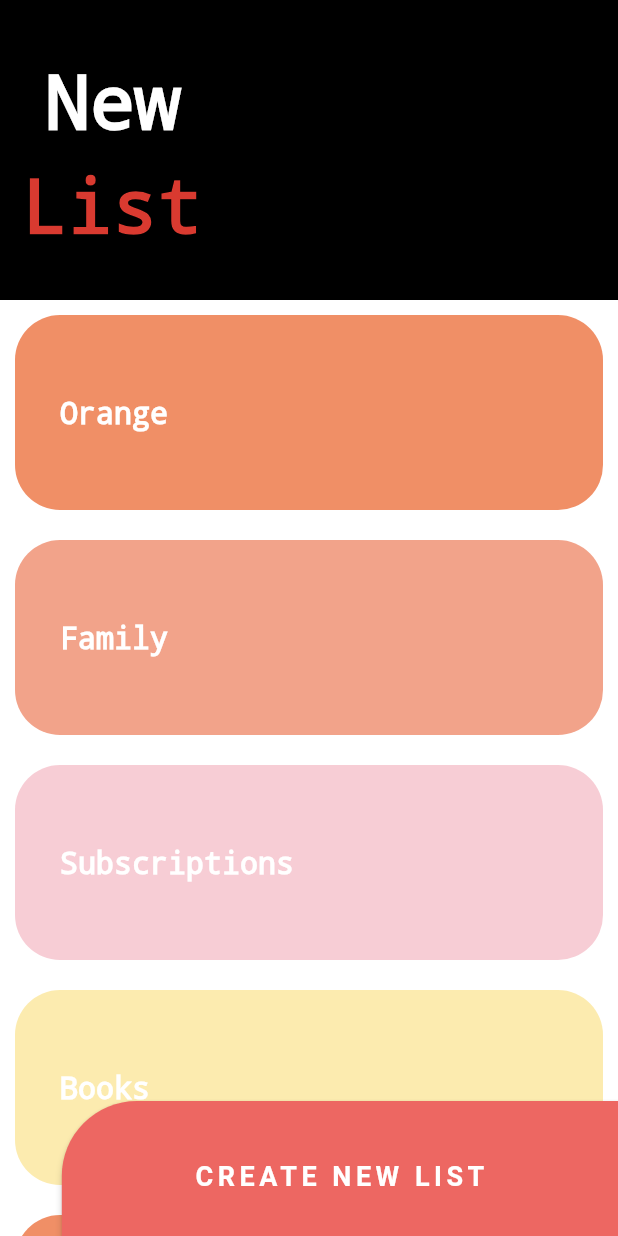
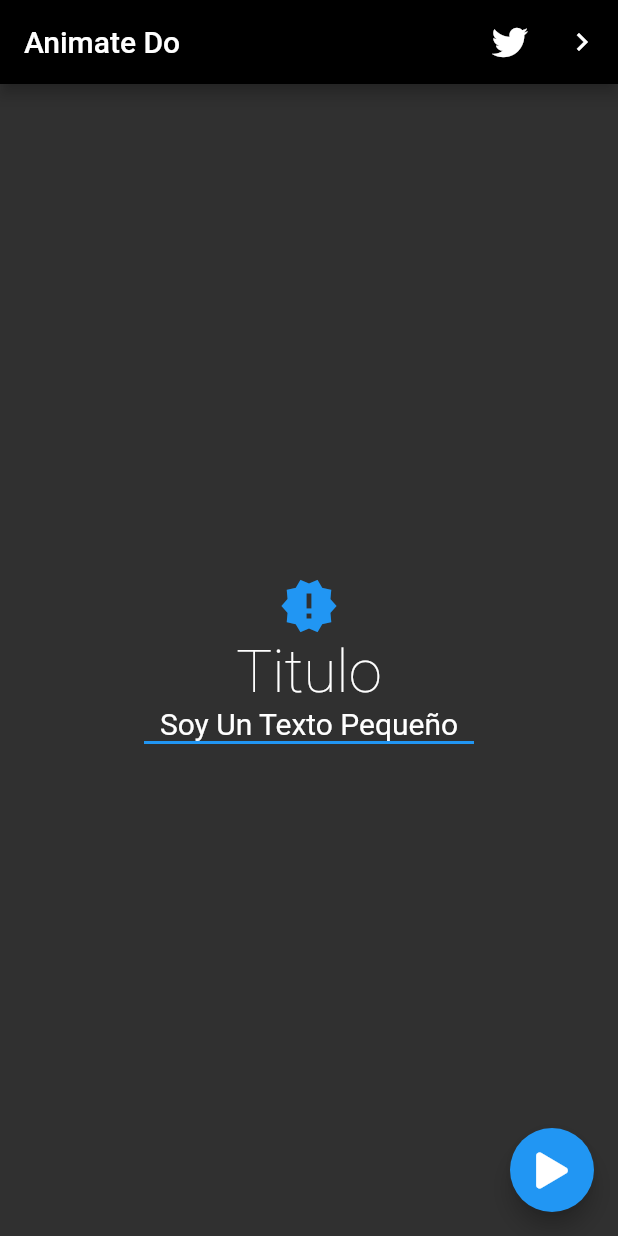
Before and after one commit to DanielFernandoYepezVelez/02-Proyecto-Movil-Flutter-Intermedio-Animaciones, a Flutter app: the screen it shows after launch, on a phone screen of 412 x 824 dp. Run offline on Flutter 3.47's test engine with Material 2 defaults, Android fonts, the phone set to English and light mode, and no system bars; our stand-ins replace animate_do, flutter_svg, font_awesome_flutter.

Commit message:
Iniciando Las Pantallas De Animate Do

```diff
--- a/lib/main.dart
+++ b/lib/main.dart
@@ -37,7 +37,7 @@ class MyApp extends StatelessWidget {
     return MaterialApp(
       debugShowCheckedModeBanner: false,
       title: 'Animaciones App',
-      initialRoute: 'sliverList',
+      initialRoute: 'animatedDoUno',
       routes: appRoutes,
       theme: tema,
     );
--- a/lib/routes/routes.dart
+++ b/lib/routes/routes.dart
@@ -12,5 +12,6 @@ final Map<String, Widget Function(BuildContext)> appRoutes = {
   'slideRefactor': (_) => SlideShowRefactorScreen(),
   'pinterest': (_) => PinterestScreen(),
   'emergency': (_) => EmergencyScreen(),
-  'sliverList': (_) => SliverListScreen()
+  'sliverList': (_) => SliverListScreen(),
+  'animatedDoUno': (_) => AnimatedDoUnoScreen(),
 };
--- /dev/null
+++ b/lib/screens/animated_do_uno_screen.dart
@@ -0,0 +1,46 @@
+import 'package:flutter/material.dart';
+import 'package:font_awesome_flutter/font_awesome_flutter.dart';
+
+class AnimatedDoUnoScreen extends StatelessWidget {
+  const AnimatedDoUnoScreen({Key? key}) : super(key: key);
+
+  @override
+  Widget build(BuildContext context) {
+    return Scaffold(
+      appBar: AppBar(
+        title: Text('Animate Do'),
+        actions: [
+          IconButton(
+            icon: FaIcon(FontAwesomeIcons.twitter),
+            onPressed: () {},
+          ),
+          IconButton(
+            icon: Icon(Icons.navigate_next),
+            onPressed: () {},
+          ),
+        ],
+      ),
+      body: Center(
+        child: Column(
+          mainAxisAlignment: MainAxisAlignment.center,
+          children: [
+            Icon(Icons.new_releases, color: Colors.blue, size: 40),
+            Text(
+              'Titulo',
+              style: TextStyle(fontSize: 40, fontWeight: FontWeight.w200),
+            ),
+            Text(
+              'Soy Un Texto Pequeño',
+              style: TextStyle(fontSize: 20, fontWeight: FontWeight.w400),
+            ),
+            Container(width: 220, height: 2, color: Colors.blue),
+          ],
+        ),
+      ),
+      floatingActionButton: FloatingActionButton(
+        child: FaIcon(FontAwesomeIcons.play),
+        onPressed: () {},
+      ),
+    );
+  }
+}
--- a/lib/screens/screens.dart
+++ b/lib/screens/screens.dart
@@ -2,6 +2,7 @@ export 'package:animations_app/labs/circular_progress_screen.dart';
 export 'package:animations_app/labs/slideshow_screen.dart';
 export 'package:animations_app/retos/cuadrado_animado.dart';
 export 'package:animations_app/screens/animaciones_screen.dart';
+export 'package:animations_app/screens/animated_do_uno_screen.dart';
 export 'package:animations_app/screens/emergency_screen.dart';
 export 'package:animations_app/screens/graficas_circulares_screen.dart';
 export 'package:animations_app/screens/pinterest_screen.dart';
```
